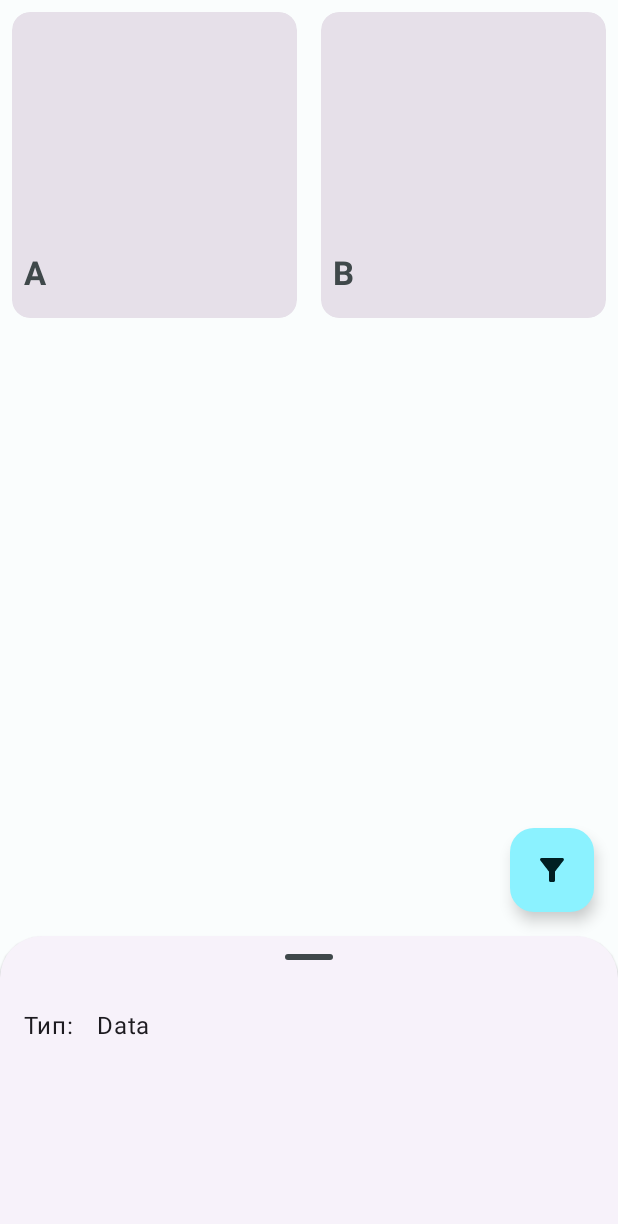
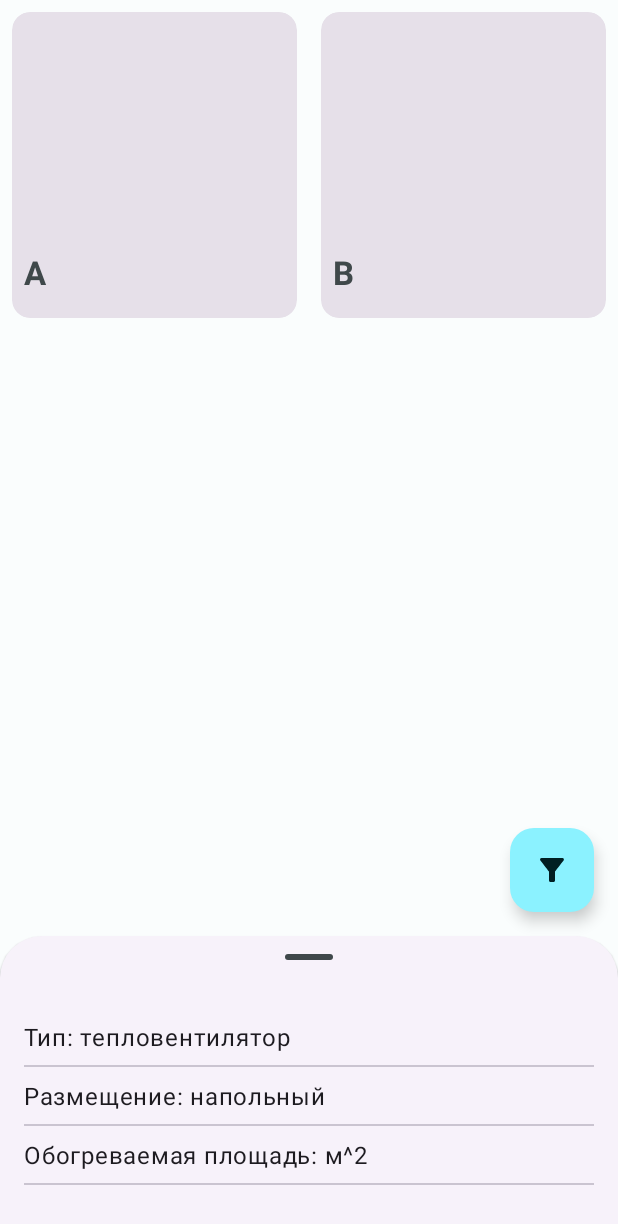
Before and after one commit to cyrusrose/marketplace_app, an Android app: the screen it shows after launch (MainActivity), after a tap on an icon or button, on a phone screen of 412 x 824 dp. Shown: the top 1224 px of the screen. Run offline under Robolectric (Android 15) with nearby library versions, the phone set to English and light mode, and no system bars; our stand-ins replace Dagger/Hilt's generated code, Room's generated code, data binding; libraries missing offline, so code that uses them is left out: dev.chrisbanes.insetter; 2 statements that could not run were skipped.

Commit message:
Adding a RecyclerView adapter for an item description

```diff
--- a/app/src/main/java/com/it/access/data/response/ItemResp.kt
+++ b/app/src/main/java/com/it/access/data/response/ItemResp.kt
@@ -25,4 +25,11 @@ data class ItemResp(
     @ColumnInfo(name = "is_remote") val isRemote: Boolean = false,
     @ColumnInfo(name = "is_heating_protected") val isHeatingProtected: Boolean = false,
     @ColumnInfo(name = "is_rollover_protected") val isRolloverProtected: Boolean = false
-)
+) {
+    fun toList() =
+        listOf(
+            "Тип: $type",
+            "Размещение: $location",
+            "Обогреваемая площадь: м^2"
+        )
+}
--- a/app/src/main/java/com/it/access/domain/model/ItemDiff.kt
+++ /dev/null
@@ -1,12 +0,0 @@
-package com.it.access.domain.model
-
-import androidx.recyclerview.widget.DiffUtil
-import com.it.access.data.response.ItemResp
-
-class ItemDiff: DiffUtil.ItemCallback<ItemResp>() {
-    override fun areItemsTheSame(oldItem: ItemResp, newItem: ItemResp) =
-        oldItem.id == newItem.id
-
-    override fun areContentsTheSame(oldItem: ItemResp, newItem: ItemResp) =
-        oldItem == newItem
-}
--- /dev/null
+++ b/app/src/main/java/com/it/access/presentation/view/DescrAdapter.kt
@@ -0,0 +1,43 @@
+package com.it.access.presentation.view
+
+import android.view.LayoutInflater
+import android.view.ViewGroup
+import androidx.recyclerview.widget.DiffUtil
+import androidx.recyclerview.widget.ListAdapter
+import androidx.recyclerview.widget.RecyclerView.ViewHolder
+import com.it.access.databinding.ItemDescriptionBinding
+
+
+class DescrHolder private constructor(val ui: ItemDescriptionBinding): ViewHolder(ui.root) {
+    fun bind(mItem: String) {
+        ui.apply {
+            item = mItem
+            executePendingBindings()
+        }
+    }
+
+    companion object {
+        fun from(parent: ViewGroup) = DescrHolder(
+            ItemDescriptionBinding.inflate(
+                LayoutInflater.from(parent.context),
+                parent,
+                false
+            )
+        )
+    }
+}
+
+class DescrAdapter: ListAdapter<String, DescrHolder>(DescrDiff()) {
+    override fun onCreateViewHolder(parent: ViewGroup, viewType: Int): DescrHolder {
+        return DescrHolder.from(parent)
+    }
+
+    override fun onBindViewHolder(holder: DescrHolder, position: Int) {
+        holder.bind(getItem(position))
+    }
+}
+
+class DescrDiff: DiffUtil.ItemCallback<String>() {
+    override fun areItemsTheSame(oldItem: String, newItem: String) = oldItem == newItem
+    override fun areContentsTheSame(oldItem: String, newItem: String) = oldItem == newItem
+}
--- a/app/src/main/java/com/it/access/presentation/view/MainActivity.kt
+++ b/app/src/main/java/com/it/access/presentation/view/MainActivity.kt
@@ -24,24 +24,17 @@ import dev.chrisbanes.insetter.applyInsetter
 class MainActivity : AppCompatActivity() {
     private val ui by lazy {  ActivityMainBinding.inflate(layoutInflater) }
     private val vm by viewModels<MyViewModel>()
+    private val descrAdapter by lazy { DescrAdapter() }
 
     override fun onCreate(savedInstanceState: Bundle?) {
         WindowCompat.setDecorFitsSystemWindows(window, false)
         super.onCreate(savedInstanceState)
         setContentView(ui.root)
 
-        setUpModes()
         setUpSheets()
+        setUpDescriptionAdapter()
         setUpAdapter()
         setUpFabs()
-    }
-
-    private fun setUpModes() {
-//        ui.fab.applyInsetter {
-//            type(navigationBars = true) {
-//                margin(bottom = true)
-//            }
-//        }
     }
 
     private fun setUpFabs() {
@@ -54,22 +47,22 @@ class MainActivity : AppCompatActivity() {
         val behavior = BottomSheetBehavior.from(ui.details.standardBottomSheet)
         behavior.state = BottomSheetBehavior.STATE_HIDDEN
 
-
-        behavior.addBottomSheetCallback(object : BottomSheetBehavior.BottomSheetCallback() {
-            override fun onStateChanged(bottomSheet: View, newState: Int) {
-
-            }
-
-            override fun onSlide(bottomSheet: View, slideOffset: Float) = Unit
-        })
+//        behavior.addBottomSheetCallback(object : BottomSheetBehavior.BottomSheetCallback() {
+//            override fun onStateChanged(bottomSheet: View, newState: Int) {
+//
+//            }
+//
+//            override fun onSlide(bottomSheet: View, slideOffset: Float) = Unit
+//        })
     }
 
     private fun setUpAdapter() {
         val adapter = MyAdapter()
         adapter.notifyListener = NotifyListener { item ->
+            descrAdapter.submitList(item.toList())
+
             val behavior = BottomSheetBehavior.from(ui.details.standardBottomSheet)
             behavior.state = BottomSheetBehavior.STATE_COLLAPSED
-
         }
 
         ui.content.rv.adapter = adapter
@@ -79,4 +72,9 @@ class MainActivity : AppCompatActivity() {
                 adapter.submitList(it.data)
         }
     }
+
+    private fun setUpDescriptionAdapter() {
+        ui.details.rv.adapter = descrAdapter
+    }
+
 }
--- a/app/src/main/java/com/it/access/presentation/view/MyAdapter.kt
+++ b/app/src/main/java/com/it/access/presentation/view/MyAdapter.kt
@@ -1,13 +1,20 @@
 package com.it.access.presentation.view
 
 import android.view.LayoutInflater
-import android.view.View
 import android.view.ViewGroup
+import androidx.recyclerview.widget.DiffUtil
 import androidx.recyclerview.widget.ListAdapter
 import androidx.recyclerview.widget.RecyclerView.ViewHolder
 import com.it.access.data.response.ItemResp
 import com.it.access.databinding.ItemBinding
-import com.it.access.domain.model.ItemDiff
+
+class ItemDiff: DiffUtil.ItemCallback<ItemResp>() {
+    override fun areItemsTheSame(oldItem: ItemResp, newItem: ItemResp) =
+        oldItem.id == newItem.id
+
+    override fun areContentsTheSame(oldItem: ItemResp, newItem: ItemResp) =
+        oldItem == newItem
+}
 
 fun interface NotifyListener{
     fun notify(item: ItemResp)
--- /dev/null
+++ b/app/src/main/res/layout/item_description.xml
@@ -0,0 +1,31 @@
+<?xml version="1.0" encoding="utf-8"?>
+<layout xmlns:android="http://schemas.android.com/apk/res/android"
+    xmlns:tools="http://schemas.android.com/tools">
+
+    <data>
+        <variable
+            name="item"
+            type="String" />
+    </data>
+
+    <LinearLayout
+        android:paddingHorizontal="16dp"
+        android:orientation="vertical"
+        android:layout_width="match_parent"
+        android:layout_height="wrap_content">
+
+        <TextView
+            android:textAppearance="@style/TextAppearance.Material3.BodyLarge"
+            tools:text="Name"
+            android:text="@{ item }"
+            android:paddingVertical="8dp"
+            android:maxLines="1"
+            android:ellipsize="end"
+            android:layout_width="match_parent"
+            android:layout_height="wrap_content" />
+
+        <com.google.android.material.divider.MaterialDivider
+            android:layout_width="match_parent"
+            android:layout_height="wrap_content" />
+    </LinearLayout>
+</layout>
--- a/app/src/main/res/layout/item_sheet.xml
+++ b/app/src/main/res/layout/item_sheet.xml
@@ -1,42 +1,25 @@
 <?xml version="1.0" encoding="utf-8"?>
-<FrameLayout
+<LinearLayout xmlns:android="http://schemas.android.com/apk/res/android"
     xmlns:app="http://schemas.android.com/apk/res-auto"
-    xmlns:android="http://schemas.android.com/apk/res/android"
+    xmlns:tools="http://schemas.android.com/tools"
     android:layout_height="match_parent"
+    android:orientation="vertical"
     app:layout_insetEdge="bottom"
     android:layout_width="match_parent"
     android:id="@+id/standard_bottom_sheet"
     style="@style/Widget.App.BottomSheet"
     app:layout_behavior="com.google.android.material.bottomsheet.BottomSheetBehavior">
 
-    <LinearLayout
-        android:paddingHorizontal="16dp"
-        android:orientation="vertical"
+    <com.google.android.material.bottomsheet.BottomSheetDragHandleView
+        android:id="@+id/drag_handle"
         android:layout_width="match_parent"
-        android:layout_height="match_parent">
+        android:layout_height="wrap_content" />
 
-        <com.google.android.material.bottomsheet.BottomSheetDragHandleView
-            android:id="@+id/drag_handle"
-            android:layout_width="match_parent"
-            android:layout_height="wrap_content"/>
 
-        <LinearLayout
-            android:orientation="horizontal"
-            android:layout_width="match_parent"
-            android:layout_height="wrap_content">
-            <TextView
-                android:layout_marginEnd="16dp"
-                android:textAppearance="@style/TextAppearance.Material3.BodyLarge"
-                android:text="Тип:"
-                android:layout_width="wrap_content"
-                android:layout_height="wrap_content" />
-            <TextView
-                android:textAppearance="@style/TextAppearance.Material3.BodyLarge"
-                android:text="Data"
-                android:maxLines="1"
-                android:ellipsize="end"
-                android:layout_width="wrap_content"
-                android:layout_height="wrap_content" />
-        </LinearLayout>
-    </LinearLayout>
-</FrameLayout>
+    <androidx.recyclerview.widget.RecyclerView
+        android:id="@+id/rv"
+        android:layout_width="match_parent"
+        app:layoutManager="androidx.recyclerview.widget.LinearLayoutManager"
+        tools:listitem="@layout/item_description"
+        android:layout_height="match_parent" />
+</LinearLayout>
```
